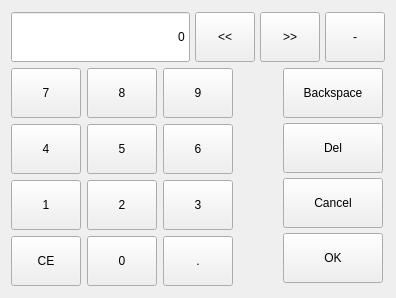
Before: the Qt Designer form custom_widgets/lineeditwithvirtualnumerickeypad/virtualnumerickeypaddialog.ui in GaussCheng/2-5AxisPunch, drawn with Qt 5.
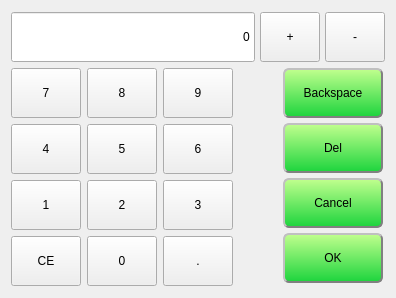
After: the same form once the commit is applied. Icons and pictures are not drawn.

Commit message: 1.键盘布局

Diff of the .ui file:
```diff
--- a/custom_widgets/lineeditwithvirtualnumerickeypad/virtualnumerickeypaddialog.ui
+++ b/custom_widgets/lineeditwithvirtualnumerickeypad/virtualnumerickeypaddialog.ui
@@ -72,35 +72,7 @@
         <enum>Qt::NoFocus</enum>
        </property>
        <property name="text">
-        <string>&lt;&lt;</string>
-       </property>
-      </widget>
-     </item>
-     <item>
-      <widget class="QPushButton" name="nextToolButton">
-       <property name="sizePolicy">
-        <sizepolicy hsizetype="Fixed" vsizetype="Preferred">
-         <horstretch>0</horstretch>
-         <verstretch>0</verstretch>
-        </sizepolicy>
-       </property>
-       <property name="minimumSize">
-        <size>
-         <width>60</width>
-         <height>50</height>
-        </size>
-       </property>
-       <property name="maximumSize">
-        <size>
-         <width>60</width>
-         <height>50</height>
-        </size>
-       </property>
-       <property name="focusPolicy">
-        <enum>Qt::NoFocus</enum>
-       </property>
-       <property name="text">
-        <string>&gt;&gt;</string>
+        <string>+</string>
        </property>
       </widget>
      </item>
@@ -546,6 +518,20 @@
          <property name="focusPolicy">
           <enum>Qt::NoFocus</enum>
          </property>
+         <property name="styleSheet">
+          <string notr="true">#backspaceToolButton{
+     border-style: outset;
+     border-width: 2px;
+     border-radius: 6px;
+     border-color: gray;
+	background-color: qlineargradient(spread:pad, x1:1, y1:1, x2:1, y2:0, stop:0 rgba(29, 212, 61, 255), stop:1 rgba(193, 255, 142, 255));
+}
+#backspaceToolButton:pressed{
+     border-style: inset;
+	background-color: qlineargradient(spread:pad, x1:1, y1:0, x2:1, y2:1, stop:0 rgba(29, 212, 61, 255), stop:1 rgba(193, 255, 142, 255));
+	color:black;
+}</string>
+         </property>
          <property name="text">
           <string>Backspace</string>
          </property>
@@ -574,6 +560,20 @@
          <property name="focusPolicy">
           <enum>Qt::NoFocus</enum>
          </property>
+         <property name="styleSheet">
+          <string notr="true">#delToolButton{
+     border-style: outset;
+     border-width: 2px;
+     border-radius: 6px;
+     border-color: gray;
+	background-color: qlineargradient(spread:pad, x1:1, y1:1, x2:1, y2:0, stop:0 rgba(29, 212, 61, 255), stop:1 rgba(193, 255, 142, 255));
+}
+#delToolButton:pressed{
+     border-style: inset;
+	background-color: qlineargradient(spread:pad, x1:1, y1:0, x2:1, y2:1, stop:0 rgba(29, 212, 61, 255), stop:1 rgba(193, 255, 142, 255));
+	color:black;
+}</string>
+         </property>
          <property name="text">
           <string>Del</string>
          </property>
@@ -602,6 +602,20 @@
          <property name="focusPolicy">
           <enum>Qt::NoFocus</enum>
          </property>
+         <property name="styleSheet">
+          <string notr="true">#cancelToolButton{
+     border-style: outset;
+     border-width: 2px;
+     border-radius: 6px;
+     border-color: gray;
+	background-color: qlineargradient(spread:pad, x1:1, y1:1, x2:1, y2:0, stop:0 rgba(29, 212, 61, 255), stop:1 rgba(193, 255, 142, 255));
+}
+#cancelToolButton:pressed{
+     border-style: inset;
+	background-color: qlineargradient(spread:pad, x1:1, y1:0, x2:1, y2:1, stop:0 rgba(29, 212, 61, 255), stop:1 rgba(193, 255, 142, 255));
+	color:black;
+}</string>
+         </property>
          <property name="text">
           <string>Cancel</string>
          </property>
@@ -630,6 +644,20 @@
          <property name="focusPolicy">
           <enum>Qt::NoFocus</enum>
          </property>
+         <property name="styleSheet">
+          <string notr="true">#okToolButton{
+     border-style: outset;
+     border-width: 2px;
+     border-radius: 6px;
+     border-color: gray;
+	background-color: qlineargradient(spread:pad, x1:1, y1:1, x2:1, y2:0, stop:0 rgba(29, 212, 61, 255), stop:1 rgba(193, 255, 142, 255));
+}
+#okToolButton:pressed{
+     border-style: inset;
+	background-color: qlineargradient(spread:pad, x1:1, y1:0, x2:1, y2:1, stop:0 rgba(29, 212, 61, 255), stop:1 rgba(193, 255, 142, 255));
+	color:black;
+}</string>
+         </property>
          <property name="text">
           <string>OK</string>
          </property>
```
Left out of the diff: 2 changed lines with no effect on the pictures. The commit also changes 7 other files.
